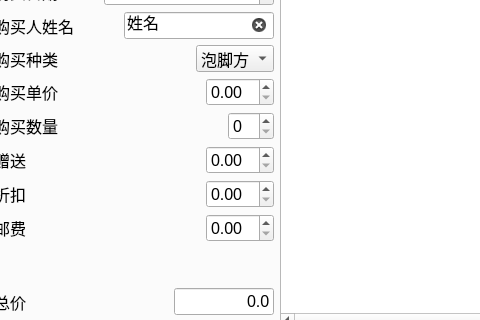
The window that hfx.ui (DongzhenHuangfu/My-Manage-App) describes before a commit, drawn with Qt 5; both pictures show x 125 to 605 and y 168 to 488 of the 1274 by 600 pixel window.
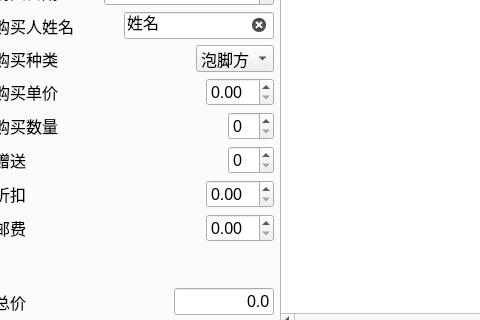
The same window after the commit.

Commit message: fix: 赠送的应为整数

The edit to the form file:
```diff
--- a/hfx.ui
+++ b/hfx.ui
@@ -375,13 +375,7 @@
                </spacer>
               </item>
               <item>
-               <widget class="QDoubleSpinBox" name="SpinDealIncome">
-                <property name="font">
-                 <font>
-                  <pointsize>12</pointsize>
-                 </font>
-                </property>
-               </widget>
+               <widget class="QSpinBox" name="SpinDealIncome"/>
               </item>
              </layout>
             </item>
```
